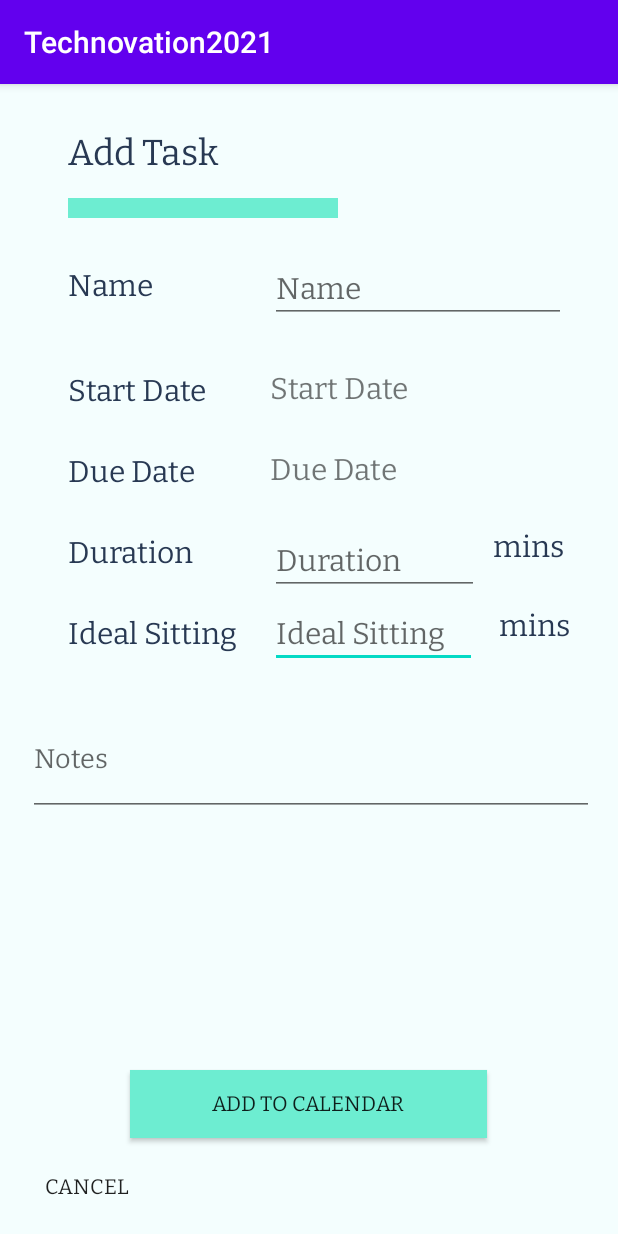
After one commit to scarletdiv0922/Technovation2021, an Android app: the AddTask screen opened directly, with no data from a screen before it, on a phone screen of 412 x 824 dp. The commit adds this screen. Run offline under Robolectric (Android 15) with nearby library versions, the phone set to English and light mode, and no system bars.

Commit message:
Merged Code
This is mine and Keerti's code combined.
Things I added:
- Add Task Screen (it has all the checks, and finds the number of sittings (and remainder if any))
- A notification comes 10 seconds after user enters the app and if you click on the notification, it will take you to the add task screen (I will change this later)
- There is a notification screen, and if you click a button a notification will show up (if there is time, we can make this generate a break)

```diff
--- a/app/src/main/AndroidManifest.xml
+++ b/app/src/main/AndroidManifest.xml
@@ -11,6 +11,8 @@
         android:theme="@style/AppTheme">
         <activity android:name=".DailyEvents"></activity>
         <activity android:name=".StudentActivity" />
+        <activity android:name=".StudentNotification"></activity>
+        <activity android:name=".AddTask" />
         <activity android:name=".ForgotPassword" />
         <activity android:name=".AddActivity" />
         <activity android:name=".SignUp" />
@@ -28,6 +30,8 @@
             android:name=".CalendarActivity"
             android:screenOrientation="portrait" />
 
+        <receiver android:name=".EventNotificationBroadcast"/>
+
         <meta-data
             android:name="preloaded_fonts"
             android:resource="@array/preloaded_fonts" />
--- /dev/null
+++ b/app/src/main/res/layout/activity_add_task.xml
@@ -0,0 +1,260 @@
+<?xml version="1.0" encoding="utf-8"?>
+<androidx.constraintlayout.widget.ConstraintLayout xmlns:android="http://schemas.android.com/apk/res/android"
+    xmlns:app="http://schemas.android.com/apk/res-auto"
+    xmlns:tools="http://schemas.android.com/tools"
+    android:layout_width="match_parent"
+    android:layout_height="match_parent"
+    android:background="#d7f4ffff"
+    tools:context=".AddTask">
+
+    <EditText
+        android:id="@+id/idTaskIdealSitting"
+        android:layout_width="138dp"
+        android:layout_height="45dp"
+        android:layout_marginStart="180dp"
+        android:layout_marginLeft="180dp"
+        android:layout_marginTop="3dp"
+        android:autofillHints=""
+        android:ems="10"
+        android:fontFamily="@font/bitter"
+        android:gravity="bottom"
+        android:hint="@string/ideal_sitting"
+        android:inputType="textPersonName"
+        android:textSize="20sp"
+        app:layout_constraintStart_toStartOf="parent"
+        app:layout_constraintTop_toBottomOf="@+id/idTaskDuration" />
+
+    <TextView
+        android:id="@+id/idTxtTaskName3"
+        android:layout_width="wrap_content"
+        android:layout_height="30sp"
+        android:layout_marginTop="348dp"
+        android:layout_marginEnd="32dp"
+        android:layout_marginRight="32dp"
+        android:fontFamily="@font/bitter"
+        android:text="@string/minutes"
+        android:textColor="#283953"
+        android:textSize="20sp"
+        app:layout_constraintEnd_toEndOf="parent"
+        app:layout_constraintTop_toTopOf="parent" />
+
+    <EditText
+        android:id="@+id/idTaskDuration"
+        android:layout_width="139dp"
+        android:layout_height="47dp"
+        android:layout_marginStart="180dp"
+        android:layout_marginLeft="180dp"
+        android:layout_marginTop="24dp"
+        android:autofillHints=""
+        android:ems="10"
+        android:fontFamily="@font/bitter"
+        android:gravity="bottom"
+        android:hint="@string/duration"
+        android:inputType="textPersonName"
+        android:textSize="20sp"
+        app:layout_constraintStart_toStartOf="parent"
+        app:layout_constraintTop_toBottomOf="@+id/idTaskDueDate" />
+
+    <TextView
+        android:id="@+id/idTaskDueDate"
+        android:layout_width="wrap_content"
+        android:layout_height="30sp"
+        android:layout_marginStart="180dp"
+        android:layout_marginLeft="180dp"
+        android:layout_marginTop="24dp"
+        android:fontFamily="@font/bitter"
+        android:gravity="bottom"
+        android:onClick="dueDateClicked"
+        android:text="@string/due_date"
+        android:textSize="20sp"
+        app:layout_constraintStart_toStartOf="parent"
+        app:layout_constraintTop_toBottomOf="@+id/idTaskStartDate" />
+
+    <TextView
+        android:id="@+id/idTaskStartDate"
+        android:layout_width="wrap_content"
+        android:layout_height="30sp"
+        android:layout_marginStart="180dp"
+        android:layout_marginLeft="180dp"
+        android:layout_marginTop="26dp"
+        android:fontFamily="@font/bitter"
+        android:gravity="bottom"
+        android:onClick="startDateClicked"
+        android:text="@string/start_date"
+        android:textSize="20sp"
+        app:layout_constraintStart_toStartOf="parent"
+        app:layout_constraintTop_toBottomOf="@+id/idTaskName" />
+
+    <TextView
+        android:id="@+id/idATLine"
+        android:layout_width="180dp"
+        android:layout_height="13dp"
+        android:layout_marginStart="45dp"
+        android:layout_marginLeft="45dp"
+        android:layout_marginTop="15dp"
+        android:background="#6dedd1"
+        android:text="@string/textSpace"
+        android:textSize="14sp"
+        app:layout_constraintStart_toStartOf="parent"
+        app:layout_constraintTop_toBottomOf="@+id/idTxtAddTask" />
+
+    <Button
+        android:id="@+id/idTBtnAddToCalendar"
+        android:layout_width="238dp"
+        android:layout_height="45dp"
+        android:layout_marginBottom="65dp"
+        android:background="#6DEDD1"
+        android:fontFamily="@font/bitter"
+        android:onClick="addToCalendarClicked"
+        android:text="@string/add_to_calendar"
+        app:layout_constraintBottom_toBottomOf="parent"
+        app:layout_constraintEnd_toEndOf="parent"
+        app:layout_constraintHorizontal_bias="0.497"
+        app:layout_constraintStart_toStartOf="parent" />
+
+    <Button
+        android:id="@+id/idTBtnCancel"
+        android:layout_width="83dp"
+        android:layout_height="42dp"
+        android:layout_marginStart="16dp"
+        android:layout_marginLeft="16dp"
+        android:layout_marginBottom="12dp"
+        android:background="#00000000"
+        android:fontFamily="@font/bitter"
+        android:onClick="cancelAddActivityClicked"
+        android:text="@string/cancel"
+        app:layout_constraintBottom_toBottomOf="parent"
+        app:layout_constraintStart_toStartOf="parent" />
+
+    <EditText
+        android:id="@+id/idTaskNotes"
+        android:layout_width="377dp"
+        android:layout_height="60dp"
+        android:layout_marginTop="428dp"
+        android:layout_marginEnd="16dp"
+        android:layout_marginRight="16dp"
+        android:autofillHints=""
+        android:ems="10"
+        android:fontFamily="@font/bitter"
+        android:gravity="start|top"
+        android:hint="@string/notes"
+        android:inputType="textMultiLine"
+        app:layout_constraintEnd_toEndOf="parent"
+        app:layout_constraintTop_toTopOf="parent" />
+
+    <TextView
+        android:id="@+id/idTxtTaskDuration"
+        android:layout_width="wrap_content"
+        android:layout_height="30sp"
+        android:layout_marginStart="45dp"
+        android:layout_marginLeft="45dp"
+        android:layout_marginTop="24dp"
+        android:fontFamily="@font/bitter"
+        android:text="@string/duration"
+        android:textColor="#283953"
+        android:textSize="20sp"
+        app:layout_constraintStart_toStartOf="parent"
+        app:layout_constraintTop_toBottomOf="@+id/idTxtTaskDueDate" />
+
+    <TextView
+        android:id="@+id/idTxtTaskName"
+        android:layout_width="wrap_content"
+        android:layout_height="30sp"
+        android:layout_marginStart="45dp"
+        android:layout_marginLeft="45dp"
+        android:layout_marginTop="32dp"
+        android:fontFamily="@font/bitter"
+        android:text="@string/activity_name"
+        android:textColor="#283953"
+        android:textSize="20sp"
+        app:layout_constraintStart_toStartOf="parent"
+        app:layout_constraintTop_toBottomOf="@+id/idATLine" />
+
+    <TextView
+        android:id="@+id/idTxtTaskName2"
+        android:layout_width="wrap_content"
+        android:layout_height="30sp"
+        android:layout_marginTop="295dp"
+        android:layout_marginEnd="36dp"
+        android:layout_marginRight="36dp"
+        android:fontFamily="@font/bitter"
+        android:text="@string/minutes"
+        android:textColor="#283953"
+        android:textSize="20sp"
+        app:layout_constraintEnd_toEndOf="parent"
+        app:layout_constraintTop_toTopOf="parent" />
+
+    <TextView
+        android:id="@+id/idTxtTaskDueDate"
+        android:layout_width="wrap_content"
+        android:layout_height="30sp"
+        android:layout_marginStart="45dp"
+        android:layout_marginLeft="45dp"
+        android:layout_marginTop="24dp"
+        android:fontFamily="@font/bitter"
+        android:text="@string/due_date"
+        android:textColor="#283953"
+        android:textSize="20sp"
+        app:layout_constraintStart_toStartOf="parent"
+        app:layout_constraintTop_toBottomOf="@+id/idTxtTaskStartDate" />
+
+    <EditText
+        android:id="@+id/idTaskName"
+        android:layout_width="197dp"
+        android:layout_height="46dp"
+        android:layout_marginStart="180dp"
+        android:layout_marginLeft="180dp"
+        android:layout_marginTop="24dp"
+        android:autofillHints=""
+        android:ems="10"
+        android:fontFamily="@font/bitter"
+        android:gravity="bottom"
+        android:hint="@string/activity_name"
+        android:inputType="textPersonName"
+        android:textSize="20sp"
+        app:layout_constraintStart_toStartOf="parent"
+        app:layout_constraintTop_toBottomOf="@+id/idATLine" />
+
+    <TextView
+        android:id="@+id/idTxtTaskIdealSitting"
+        android:layout_width="wrap_content"
+        android:layout_height="30sp"
+        android:layout_marginStart="45dp"
+        android:layout_marginLeft="45dp"
+        android:layout_marginTop="24dp"
+        android:fontFamily="@font/bitter"
+        android:text="@string/ideal_sitting"
+        android:textColor="#283953"
+        android:textSize="20sp"
+        app:layout_constraintStart_toStartOf="parent"
+        app:layout_constraintTop_toBottomOf="@+id/idTxtTaskDuration" />
+
+    <TextView
+        android:id="@+id/idTxtTaskStartDate"
+        android:layout_width="wrap_content"
+        android:layout_height="30sp"
+        android:layout_marginStart="45dp"
+        android:layout_marginLeft="45dp"
+        android:layout_marginTop="40dp"
+        android:fontFamily="@font/bitter"
+        android:text="@string/start_date"
+        android:textColor="#283953"
+        android:textSize="20sp"
+        app:layout_constraintStart_toStartOf="parent"
+        app:layout_constraintTop_toBottomOf="@+id/idTxtTaskName" />
+
+    <TextView
+        android:id="@+id/idTxtAddTask"
+        android:layout_width="wrap_content"
+        android:layout_height="wrap_content"
+        android:layout_marginStart="45dp"
+        android:layout_marginLeft="45dp"
+        android:layout_marginTop="30dp"
+        android:fontFamily="@font/bitter"
+        android:text="@string/add_task"
+        android:textColor="#283953"
+        android:textSize="24sp"
+        app:layout_constraintStart_toStartOf="parent"
+        app:layout_constraintTop_toTopOf="parent" />
+
+</androidx.constraintlayout.widget.ConstraintLayout>
--- a/app/src/main/res/menu/cal_act_menu.xml
+++ b/app/src/main/res/menu/cal_act_menu.xml
@@ -9,4 +9,10 @@
     <item android:title="Add Activity"
         android:id="@+id/studentActivity" />
 
+    <item
+        android:title="Add Task"
+        android:id="@+id/addTask" />
+    <item
+        android:title="Notifications"
+        android:id="@+id/notifications" />
 </menu>
--- a/app/src/main/res/values/strings.xml
+++ b/app/src/main/res/values/strings.xml
@@ -126,4 +126,15 @@
         <item>10h</item>
         <item>20h</item>
     </string-array>
+
+
+    <string name="minutes">mins</string>
+    <string name="max_sitting">Max Sitting</string>
+    <string name="ideal_sitting">Ideal Sitting</string>
+    <string name="due_date">Due Date</string>
+    <string name="add_task">Add Task</string>
+    <string name="break_notif">Break</string>
+    <string name="notifications">Notifications</string>
+
+
 </resources>
```
Also changed, not shown: app/src/main/java/com/example/technovation2021/AddTask.java (added, +181 -0 lines), app/src/main/java/com/example/technovation2021/CalendarActivity.java (+30 -2 lines), app/src/main/java/com/example/technovation2021/EventNotificationBroadcast.java (added, +45 -0 lines), app/src/main/java/com/example/technovation2021/StudentEvent.java (added, +58 -0 lines), app/src/main/java/com/example/technovation2021/StudentNotification.java (added, +61 -0 lines), app/src/main/res/layout/activity_student_notification.xml (added, +21 -0 lines).
